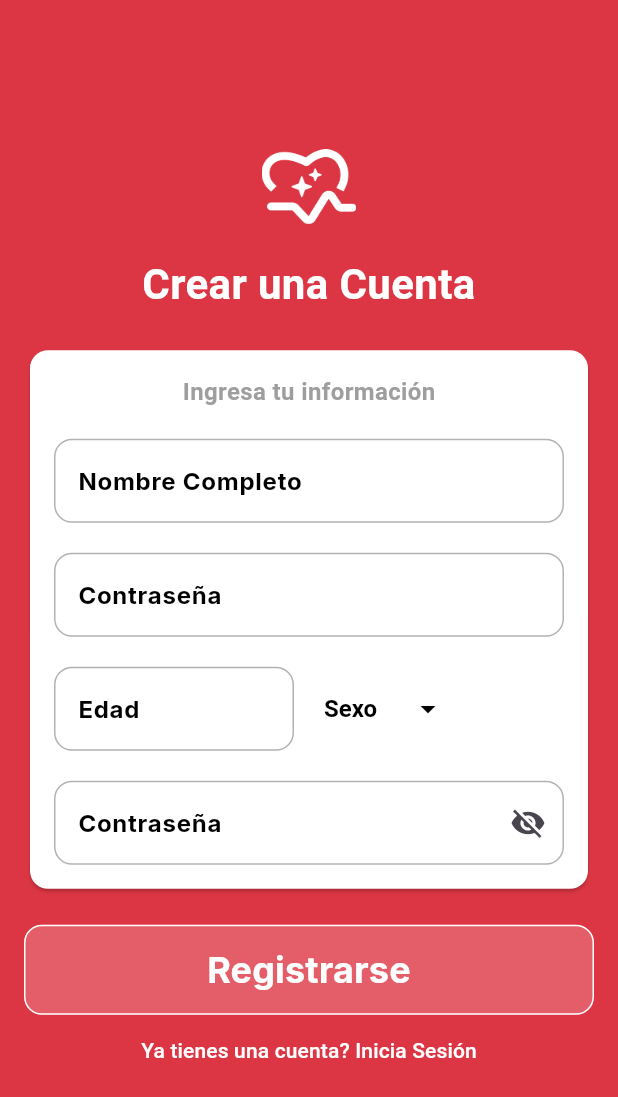
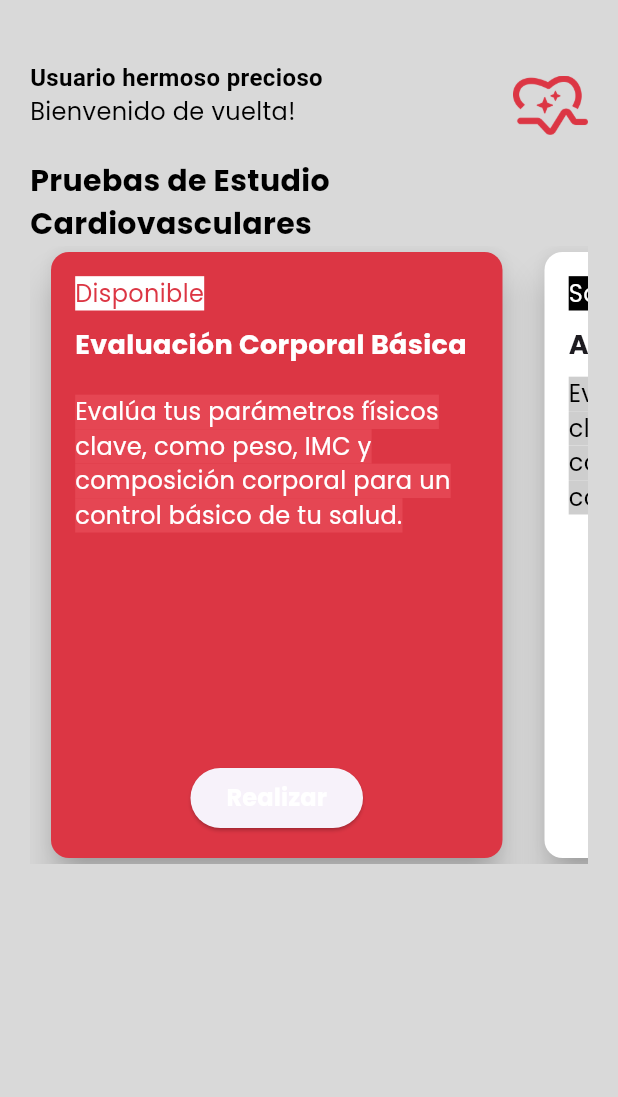
Before and after one commit to Mario-PinedaD/HeartWise, a Flutter app: the RegisterScreen screen opened directly, after a tap on "Registrarse", on a phone screen of 412 x 824 dp. Shown: the top 1097 px of the screen. Run offline on Flutter 3.47's test engine with Material 3 defaults, Android fonts, the phone set to English and light mode, and no system bars; our stand-ins replace google_fonts; Roboto replaces fonts that are missing (Inder).

Commit message:
Front Semifuncional

```diff
--- a/lib/view/crear_cuenta.dart
+++ b/lib/view/crear_cuenta.dart
@@ -1,6 +1,7 @@
 // register_screen.dart
 import 'package:flutter/material.dart';
 import 'package:google_fonts/google_fonts.dart';
+import 'package:heartwise/view/home_screen.dart';
 import 'package:heartwise/view/login_screen.dart';
 
 //class RegisterScreen extends StatelessWidget {
@@ -212,10 +213,10 @@ class _RegisterScreenState extends State<RegisterScreen>{
                   elevation: 0,
                   minimumSize: Size(10, 60)),
               onPressed: () {
-                // Navigator.push(
-                //   context,
-                //   MaterialPageRoute(builder: (context) => LoginScreen()),
-                // );
+                Navigator.push(
+                  context,
+                  MaterialPageRoute(builder: (context) => home_screen()),
+                );
               },
               child: Padding(
                 padding:
--- /dev/null
+++ b/lib/view/home_screen.dart
@@ -0,0 +1,216 @@
+import 'package:flutter/material.dart';
+import 'package:google_fonts/google_fonts.dart';
+
+class home_screen extends StatelessWidget {
+
+  final List<Map<String, dynamic>> datos = [
+    {'titulo': 'Evaluación Corporal Básica',
+      'descripcion': 'Evalúa tus parámetros físicos clave, como peso, IMC y composición corporal para un control básico de tu salud.',
+      'disponible': true},
+    {'titulo': 'Análisis Clínico Integral',
+      'descripcion': 'Evalúa tus parámetros físicos clave, como peso, IMC y composición corporal para un control básico de tu salud.',
+      'disponible': false},
+    {'titulo': 'Perfil Genético Avanzado',
+      'descripcion': 'Analiza tu ADN y metabolismo para una evaluación profunda de salud, enfocada en la prevención de enfermedades a nivel molecular.',
+      'disponible': false},
+  ];
+  @override
+  Widget build(BuildContext context) {
+    //Para el alto del carrusel
+    double carruselHeight = (MediaQuery.of(context).size.height)* 0.5;
+    double carruselHeightMin = carruselHeight - 30;
+
+    //Para el ancho del carrusel
+    double carruselWidth = (MediaQuery.of(context).size.width) * 0.75;
+    double carruselWidthMin = carruselWidth - 30;
+
+
+    return Scaffold(
+      backgroundColor: Color(0xFFD9D9D9),
+      body: Padding(
+        padding: const EdgeInsets.only(top: 40.0,
+            left: 20,
+            right: 20,
+          bottom: 40,
+        ),
+
+        child: Column(
+          crossAxisAlignment: CrossAxisAlignment.start,
+          children: [
+            Row(
+              crossAxisAlignment: CrossAxisAlignment.start,
+              children: [
+                Column(
+                  crossAxisAlignment: CrossAxisAlignment.start,
+                  children: [Text(
+                    'Usuario hermoso precioso',
+                    style: GoogleFonts.inder(
+                        fontSize: 16,
+                        fontWeight: FontWeight.bold,
+                        color: Colors.black
+                    ),
+                  ),
+                    Text(
+                      'Bienvenido de vuelta!',
+                      style: GoogleFonts.poppins(
+                        fontSize: 16,
+                        color: Colors.black,
+                      ),
+                    )],
+                ),
+                Spacer(),
+                Image.asset('lib/sources/heart-red.png',
+                    width: 50, height: 50, fit: BoxFit.contain, alignment: Alignment.bottomCenter,),
+              ],
+            ),
+
+            SizedBox(height: 16),
+            Text(
+              'Pruebas de Estudio \nCardiovasculares',
+              style: GoogleFonts.poppins(
+                  fontSize: 20,
+                  fontWeight: FontWeight.bold,
+                  color: Colors.black
+              ),
+            ),
+            SizedBox(
+              height: carruselHeight,
+              child: ListView.builder(
+                scrollDirection: Axis.horizontal,
+                itemCount: datos.length,
+                itemBuilder: (context, index){
+                  final item = datos[index];
+                  return Container(
+                    width: carruselWidth,
+                    margin: EdgeInsets.symmetric(horizontal: 10),
+                    child: _buildCardPrueba(
+                        titulo: item['titulo'],
+                        descripcion: item['descripcion'],
+                        disponible: item['disponible'],
+                    ),
+                  );
+                },
+              ),
+            ),
+          ],
+        ),
+      ),
+    );
+  }
+
+  Widget _buildCardPrueba({
+    required String titulo,
+    required String descripcion,
+    bool disponible = false,
+  }) {
+    return disponible ? // Aquí se cumpliran los casos verdaderos
+    Card(
+      elevation: 10, //Esto es lo que le da la sombra coqueta
+      color: Color(0xFFDC3644),
+      child: Padding(
+        padding: const EdgeInsets.all(16.0),
+        child:
+        Column(
+          crossAxisAlignment: CrossAxisAlignment.start,
+          children: [
+            Text(
+              'Disponible',
+              style: GoogleFonts.poppins(
+                fontSize: 16,
+                backgroundColor: Colors.white,
+                color: Color(0xFFDC3644),
+              ),
+            ),
+            SizedBox(height: 10),
+            Text(
+              titulo,
+              style: GoogleFonts.poppins(
+                fontSize: 18,
+                fontWeight: FontWeight.bold,
+                color: Colors.white,
+              ),
+            ),
+            SizedBox(height: 20),
+            Text(descripcion, style: GoogleFonts.poppins(
+              fontSize: 16,
+              color: Colors.white,
+              backgroundColor: Color(0xFFE54653),
+            ),),
+            Spacer(),
+            Align(
+              alignment: Alignment.center,
+              child: ElevatedButton(
+                onPressed: () {
+                  // Acción al presionar "Realizar"
+                },
+                child: Text('Realizar',
+                  style: GoogleFonts.poppins(
+                      fontSize: 16,
+                      fontWeight: FontWeight.bold,
+                      backgroundColor: Colors.transparent,
+                      color: Colors.white,
+                  ),
+                ),
+              ),
+            ),
+          ],
+        ),
+      ),
+    )
+    // AQUI LOS CASOS FALSOS
+        : Card(
+      elevation: 10, //Esto es lo que le da la sombra coqueta
+      color: Colors.white,
+      child: Padding(
+        padding: const EdgeInsets.all(16.0),
+        child:
+        Column(
+          crossAxisAlignment: CrossAxisAlignment.start,
+          children: [
+            Text(
+              'Solo Médicos',
+              style: GoogleFonts.poppins(
+                fontSize: 16,
+                backgroundColor: Colors.black,
+                color: Colors.white,
+              ),
+            ),
+            SizedBox(height: 10),
+            Text(
+              titulo,
+              style: GoogleFonts.poppins(
+                fontSize: 18,
+                fontWeight: FontWeight.bold,
+              ),
+            ),
+            SizedBox(height: 8),
+            Text(descripcion, style: GoogleFonts.poppins(
+              fontSize: 16,
+              color: Colors.black,
+              backgroundColor: Colors.grey.withOpacity(.5),
+              ),
+            ),
+            Spacer(),
+            Align(
+              alignment: Alignment.center,
+              child: ElevatedButton(
+                onPressed: () {
+                  // Acción al presionar "Realizar"
+                },
+                child: Text('Realizar',
+                  style: GoogleFonts.poppins(
+                      fontSize: 16,
+                      fontWeight: FontWeight.bold,
+                      backgroundColor: Colors.red.withOpacity(0),
+                      color: Colors.grey.withOpacity(.5),
+
+                  ),
+                ),
+              ),
+            ),
+          ],
+        ),
+      ),
+    );
+  }
+}
--- a/lib/view/login_screen.dart
+++ b/lib/view/login_screen.dart
@@ -2,6 +2,7 @@
 import 'package:flutter/material.dart';
 import 'package:google_fonts/google_fonts.dart';
 import 'package:heartwise/view/crear_cuenta.dart';
+import 'package:heartwise/view/home_screen.dart';
 
 class LoginScreen extends StatefulWidget {
   @override
@@ -146,10 +147,10 @@ class _LoginScreen extends State<LoginScreen> {
                   elevation: 0,
                   minimumSize: Size(buttonWidth, 60)),
               onPressed: () {
-                // Navigator.push(
-                //   context,
-                //   MaterialPageRoute(builder: (context) => LoginScreen()),
-                // );
+                Navigator.push(
+                   context,
+                   MaterialPageRoute(builder: (context) => home_screen()),
+                 );
               },
               child: Padding(
                 padding:
```
Also changed, not shown: lib/sources/heart-red.png (added).
